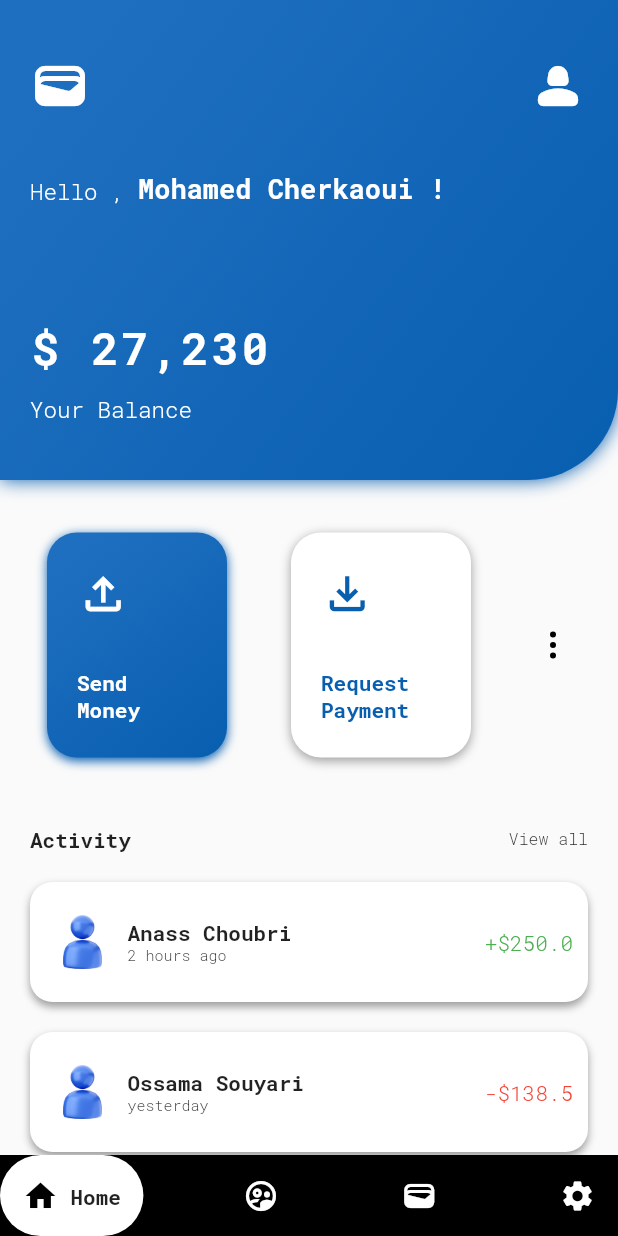
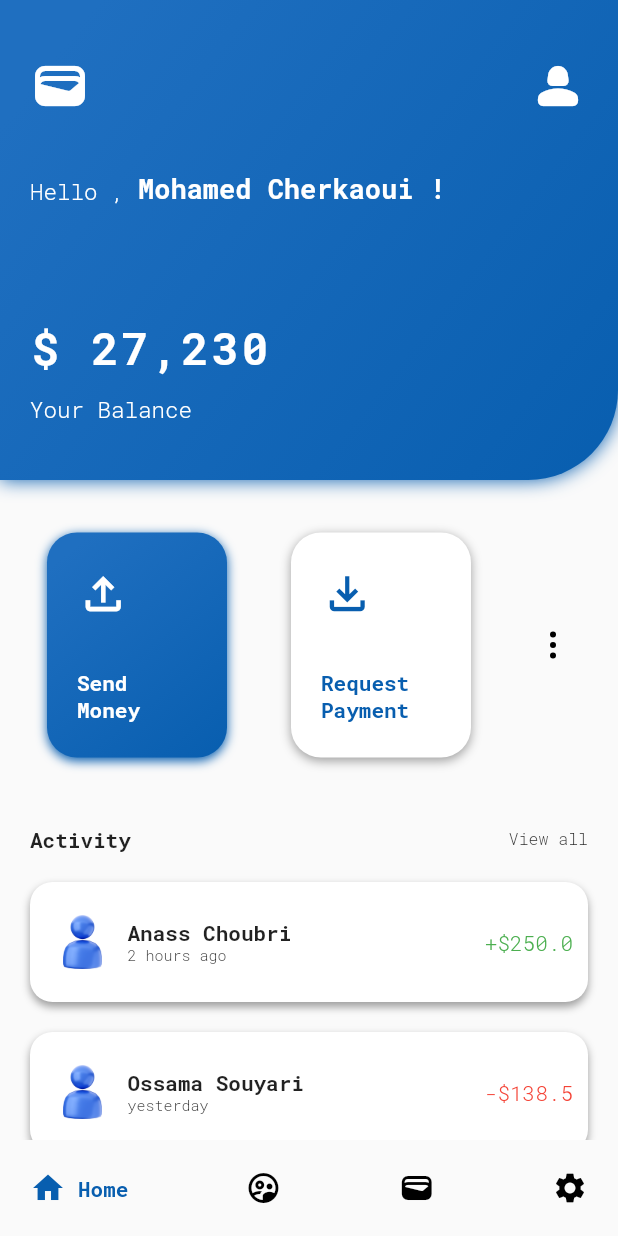
Before and after one commit to Mohamed-Cherkawi/Bankly-Mobile, a Flutter app: the screen it shows after launch, on a phone screen of 412 x 824 dp. Run offline on Flutter 3.47's test engine with Material 2 defaults, Android fonts, the phone set to English and light mode, and no system bars; drawn by our look-alikes of google_nav_bar; our stand-ins replace flutter_svg.

Commit message:
modify some properties

```diff
--- a/lib/bottom_navigation_bar.dart
+++ b/lib/bottom_navigation_bar.dart
@@ -1,3 +1,4 @@
+import 'package:bankly/util/app_color.dart';
 import 'package:flutter/material.dart';
 import 'package:google_nav_bar/google_nav_bar.dart';
 
@@ -6,14 +7,14 @@ class NavigationAppBar extends StatelessWidget {
 
   @override
   Widget build(BuildContext context) {
-    return const GNav(
-      backgroundColor: Colors.black,
-      color: Colors.white,
-      tabBackgroundColor: Colors.white,
-      padding: EdgeInsets.all(15),
+    return  GNav(
+      color: Colors.black,
+      padding: const EdgeInsets.all(20),
+      tabBorderRadius: 2,
       selectedIndex: 0,
       gap: 8,
-      tabs: [
+      activeColor: AppColor.darkBlue,
+      tabs: const [
         GButton(
           icon: Icons.home,
           text: 'Home',
```
